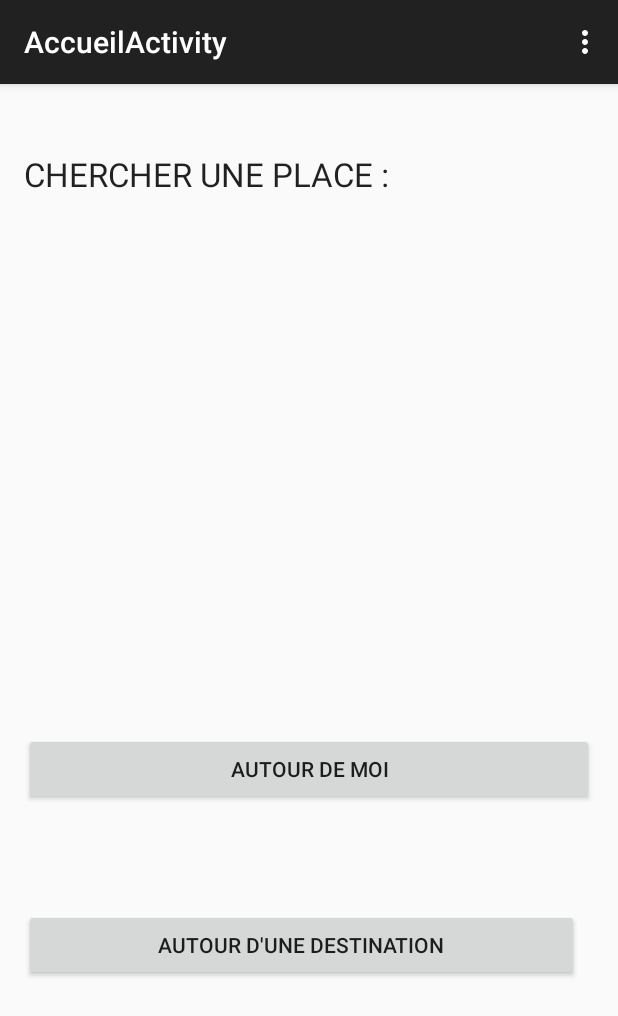
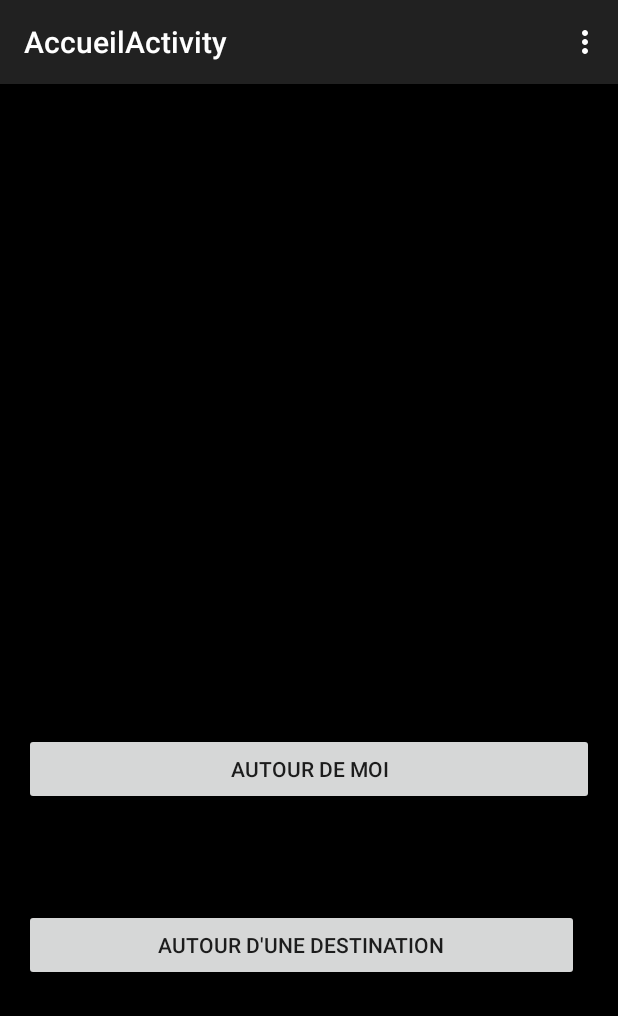
Before and after one commit to mathieupassenaud/robocorp2-CarPark, an Android app: the screen it shows after launch (AccueilActivity), on a phone screen of 412 x 824 dp. Shown: the top 1016 px of the screen. Run offline under Robolectric (Android 15) with nearby library versions, the phone set to English and light mode, and no system bars.

Commit message:
structure IHM

```diff
--- a/android/EasyPark/app/src/main/res/layout/activity_accueil.xml
+++ b/android/EasyPark/app/src/main/res/layout/activity_accueil.xml
@@ -4,6 +4,7 @@
     android:paddingRight="@dimen/activity_horizontal_margin"
     android:paddingTop="@dimen/activity_vertical_margin"
     android:paddingBottom="@dimen/activity_vertical_margin"
+    android:background="#000000"
     tools:context="com.easypark.easypark.AccueilActivity">
 
     <TextView
@@ -41,4 +42,5 @@
         android:layout_alignParentLeft="true"
         android:layout_alignParentStart="true" />
 
+
 </RelativeLayout>
```
Also changed, not shown: android/EasyPark/app/src/main/res/layout/activity_autour_de_moi.xml (+7 -4 lines).
